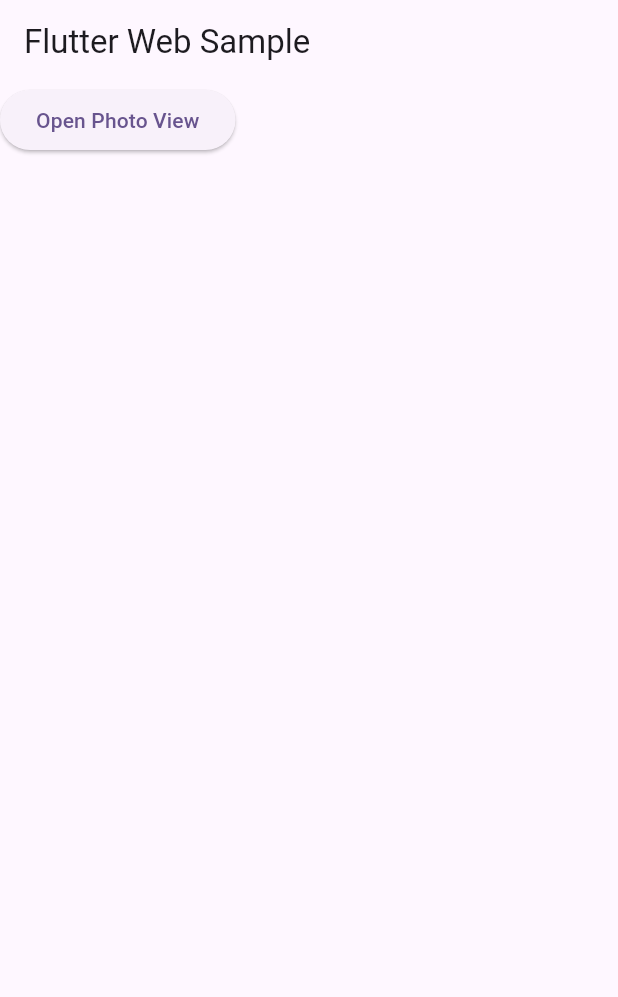
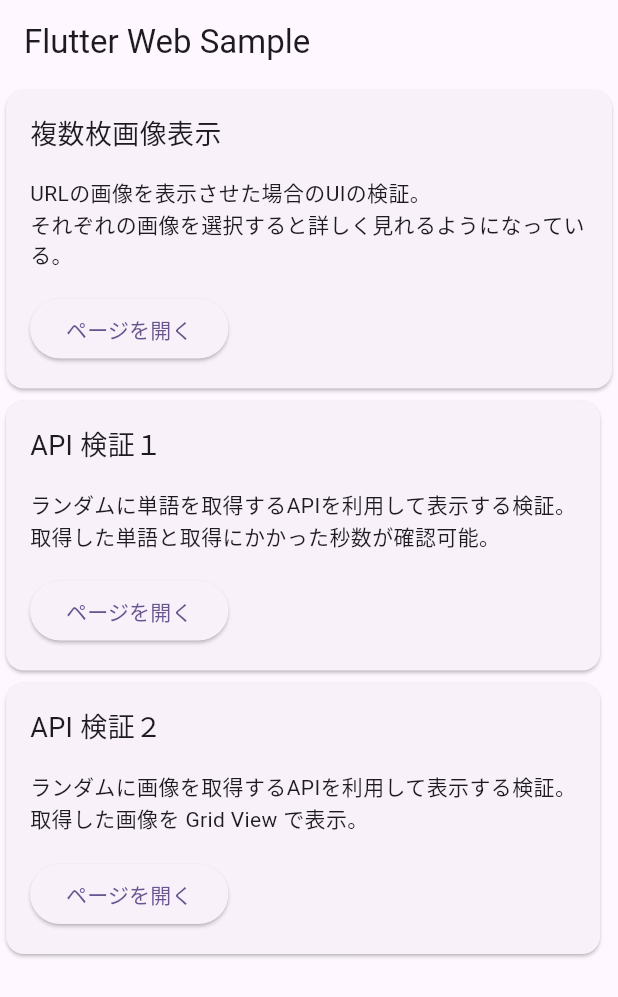
Before and after one commit to Koichi5/flutter_web_sample, a Flutter app: the screen it shows after launch, on a phone screen of 412 x 824 dp. Shown: the top 997 px of the screen. Run offline on Flutter 3.47's test engine with Material 3 defaults, Android fonts, the light colour scheme and no system bars; our stand-ins replace firebase_core, flutter_riverpod, photo_view, riverpod_annotation; accounts and stored records are empty; generated files the repository leaves out were written again.

Commit message:
add photo view, text api and photo api

```diff
--- a/lib/main.dart
+++ b/lib/main.dart
@@ -1,8 +1,11 @@
 import 'package:flutter/material.dart';
+import 'package:flutter_riverpod/flutter_riverpod.dart';
+import 'package:flutter_web_sample/feature/http_photos/views/http_photo_sample.dart';
+import 'package:flutter_web_sample/feature/http_photos/views/http_text_sample.dart';
 import 'package:flutter_web_sample/feature/photo_view/photo_view_sample.dart';
 
 void main() {
-  runApp(const MyApp());
+  runApp(const ProviderScope(child: MyApp()));
 }
 
 class MyApp extends StatelessWidget {
@@ -11,6 +14,7 @@
   Widget build(BuildContext context) {
     return MaterialApp(
       title: 'Flutter Demo',
+      debugShowCheckedModeBanner: false,
       theme: ThemeData(
         colorScheme: ColorScheme.fromSeed(seedColor: Colors.deepPurple),
         useMaterial3: true,
@@ -30,8 +34,29 @@
         title: const Text('Flutter Web Sample'),
       ),
       body: Column(
+        crossAxisAlignment: CrossAxisAlignment.start,
         children: [
-          ElevatedButton(
+          Card(
+            child: Padding(
+              padding: const EdgeInsets.all(8.0),
+              child: Column(
+                  crossAxisAlignment: CrossAxisAlignment.start,
+                  children: [
+                    const Padding(
+                      padding: EdgeInsets.all(8.0),
+                      child: Text(
+                        '複数枚画像表示',
+                        style: TextStyle(fontSize: 18),
+                      ),
+                    ),
+                    const Padding(
+                      padding: EdgeInsets.all(8.0),
+                      child: Text(
+                          'URLの画像を表示させた場合のUIの検証。\nそれぞれの画像を選択すると詳しく見れるようになっている。'),
+                    ),
+                    Padding(
+                      padding: const EdgeInsets.all(8.0),
+                      child: ElevatedButton(
                         onPressed: () {
                           Navigator.push(
                             context,
@@ -41,7 +66,89 @@
                           );
                         },
                         child: const Text(
-              'Open Photo View',
+                          'ページを開く',
+                        ),
+                      ),
+                    ),
+                  ]),
+            ),
+          ),
+          Card(
+            child: Padding(
+              padding: const EdgeInsets.all(8.0),
+              child: Column(
+                crossAxisAlignment: CrossAxisAlignment.start,
+                children: [
+                  const Padding(
+                    padding: EdgeInsets.all(8.0),
+                    child: Text(
+                      'API 検証１',
+                      style: TextStyle(fontSize: 18),
+                    ),
+                  ),
+                  const Padding(
+                    padding: EdgeInsets.all(8.0),
+                    child: Text(
+                      'ランダムに単語を取得するAPIを利用して表示する検証。\n取得した単語と取得にかかった秒数が確認可能。',
+                    ),
+                  ),
+                  Padding(
+                    padding: const EdgeInsets.all(8.0),
+                    child: ElevatedButton(
+                      onPressed: () {
+                        Navigator.push(
+                          context,
+                          MaterialPageRoute(
+                            builder: (context) => const HttpTextSample(),
+                          ),
+                        );
+                      },
+                      child: const Text(
+                        'ページを開く',
+                      ),
+                    ),
+                  ),
+                ],
+              ),
+            ),
+          ),
+          Card(
+            child: Padding(
+              padding: const EdgeInsets.all(8.0),
+              child: Column(
+                crossAxisAlignment: CrossAxisAlignment.start,
+                children: [
+                  const Padding(
+                    padding: EdgeInsets.all(8.0),
+                    child: Text(
+                      'API 検証２',
+                      style: TextStyle(fontSize: 18),
+                    ),
+                  ),
+                  const Padding(
+                    padding: EdgeInsets.all(8.0),
+                    child: Text(
+                      'ランダムに画像を取得するAPIを利用して表示する検証。\n取得した画像を Grid View で表示。',
+                    ),
+                  ),
+                  Padding(
+                    padding: const EdgeInsets.all(8.0),
+                    child: ElevatedButton(
+                      onPressed: () {
+                        Navigator.push(
+                          context,
+                          MaterialPageRoute(
+                            builder: (context) => const HttpPhotoSample(),
+                          ),
+                        );
+                      },
+                      child: const Text(
+                        'ページを開く',
+                      ),
+                    ),
+                  ),
+                ],
+              ),
             ),
           ),
         ],
--- a/pubspec.yaml
+++ b/pubspec.yaml
@@ -17,6 +17,7 @@
   flutter_riverpod: ^2.4.10
   hooks_riverpod: ^2.4.10
   riverpod_annotation: ^2.3.4
+  http: ^1.2.0
 
 dev_dependencies:
   flutter_test:
```
Also changed, not shown: lib/feature/http_photos/providers/http_text_provider.dart (added, +33 -0 lines), lib/feature/http_photos/views/http_photo_sample.dart (added, +66 -0 lines), lib/feature/http_photos/views/http_text_sample.dart (added, +42 -0 lines), lib/feature/http_photos/providers/http_photos_provider.dart (deleted), lib/feature/http_photos/providers/http_text_provider.g.dart (added), pubspec.lock, 1 other file. Lines whose indentation alone changed are shown as unchanged.
